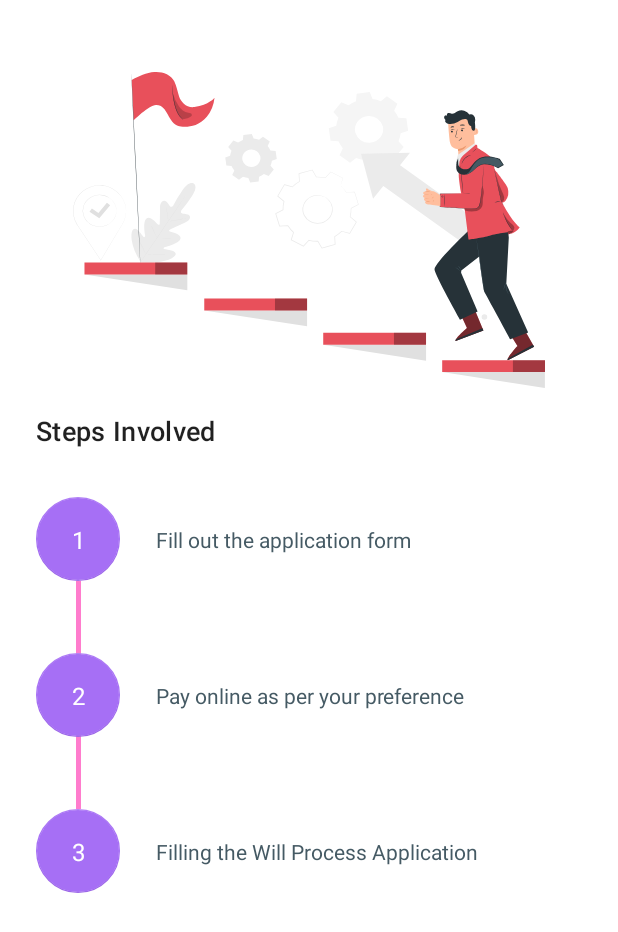
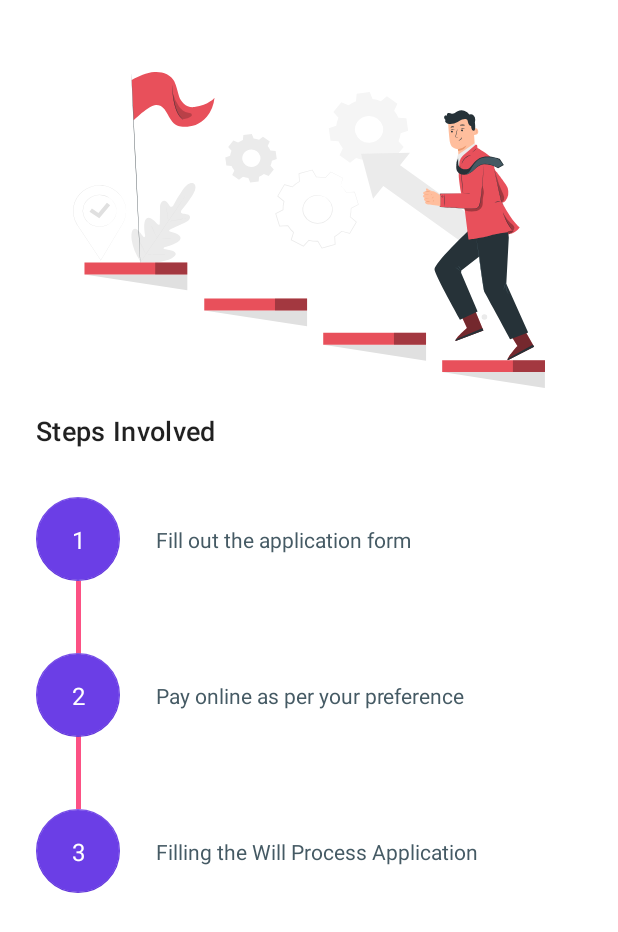
Before and after one commit to jeeke/justmsme-udyam, an Android app: the fragment ProcessFragment shown on its own in the app's theme, on a phone screen of 412 x 824 dp. Shown: the top 932 px of the screen. Run offline under Robolectric (Android 15) with nearby library versions, the light colour scheme and no system bars.

Commit message:
Changed primary and secondary color

```diff
--- a/app/build.gradle
+++ b/app/build.gradle
@@ -13,9 +13,9 @@ android {
         applicationId "com.justmsme.udyam"
         minSdkVersion 19
         targetSdkVersion 29
-        versionCode 2
+        versionCode 3
         multiDexEnabled true
-        versionName "1.0.1"
+        versionName "1.1.0"
         vectorDrawables.useSupportLibrary = true
         testInstrumentationRunner "androidx.test.runner.AndroidJUnitRunner"
     }
--- a/app/src/main/res/values/color.xml
+++ b/app/src/main/res/values/color.xml
@@ -19,11 +19,10 @@
     <!--colorSecondary colors are most often used as accents on components, such as FABs and -->
     <!--selection controls.-->
 
-    <color name="color_primary">#a66ff5</color>
-    <color name="color_primary_variant">#7236C6</color>
-    <color name="color_secondary">#FF7CCD</color>
+    <color name="color_primary">#6B3EE6</color>
+    <color name="color_primary_variant">#4B23BA</color>
+    <color name="color_secondary">#FC5184</color>
     <color name="color_secondary_splash">#FFF5F7</color>
-    <color name="color_secondary_variant">#03DAC5</color>
 
     <!--colorBackground appears behind scrollable content and is used for the default window-->
     <!--background. colorSurface is mapped to the surface of components such as cards, sheets-->
```
Also changed, not shown: app/src/main/java/com/justmsme/udyam/MainActivity.kt (+2 -2 lines), 1 other file.
